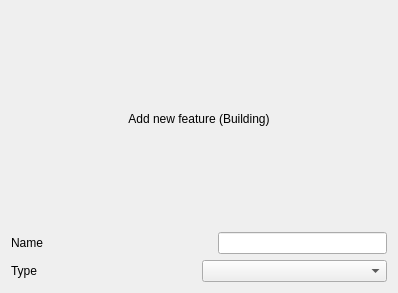
This is AttributeForms/buildings.ui in Memz-Dev/tygron-qgis as Qt 5 draws it before an edit. The edited form follows.
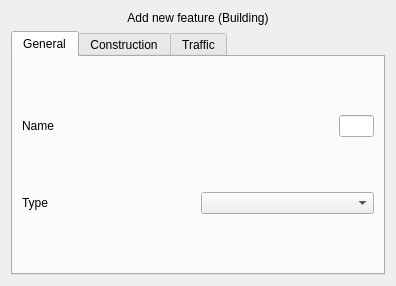
This is the edited form. The open tabs and pages were chosen to show the change.

Commit message: loading options in attribute form

The edit to the form file:
```diff
--- a/AttributeForms/buildings.ui
+++ b/AttributeForms/buildings.ui
@@ -6,8 +6,8 @@
    <rect>
     <x>0</x>
     <y>0</y>
-    <width>398</width>
-    <height>293</height>
+    <width>396</width>
+    <height>286</height>
    </rect>
   </property>
   <property name="windowTitle">
@@ -25,6 +25,16 @@
     </widget>
    </item>
    <item>
+    <widget class="QTabWidget" name="tabWidget">
+     <property name="currentIndex">
+      <number>1</number>
+     </property>
+     <widget class="QWidget" name="tab">
+      <attribute name="title">
+       <string>General</string>
+      </attribute>
+      <layout class="QVBoxLayout" name="verticalLayout">
+       <item>
     <layout class="QHBoxLayout" name="horizontalLayout_2">
      <item>
       <widget class="QLabel" name="label">
@@ -40,7 +50,7 @@
        </property>
        <property name="sizeHint" stdset="0">
         <size>
-         <width>40</width>
+             <width>353</width>
          <height>20</height>
         </size>
        </property>
@@ -64,6 +74,20 @@
       <widget class="QComboBox" name="function"/>
      </item>
     </layout>
+       </item>
+      </layout>
+     </widget>
+     <widget class="QWidget" name="tab_2">
+      <attribute name="title">
+       <string>Construction</string>
+      </attribute>
+     </widget>
+     <widget class="QWidget" name="tab_3">
+      <attribute name="title">
+       <string>Traffic</string>
+      </attribute>
+     </widget>
+    </widget>
    </item>
   </layout>
  </widget>
```
Lines whose indentation alone changed are shown as unchanged. The commit also changes 2 other files.
